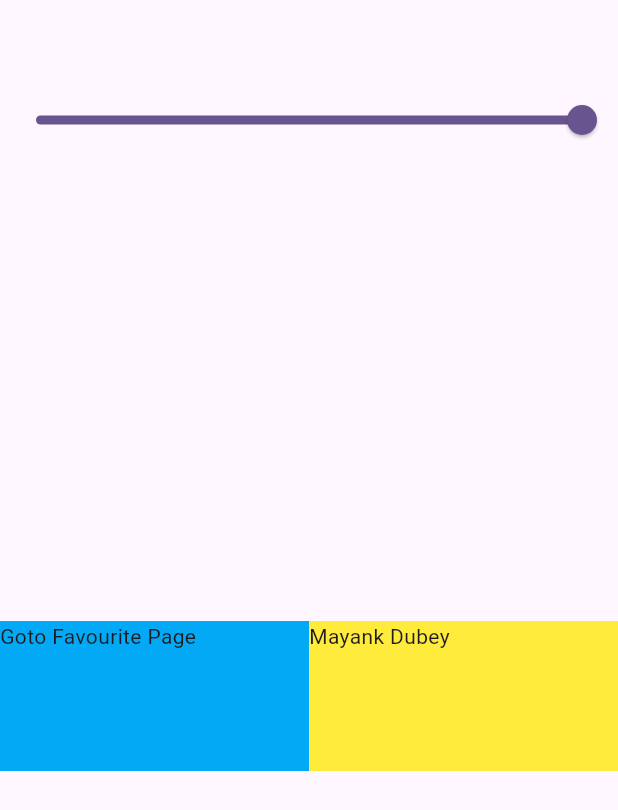
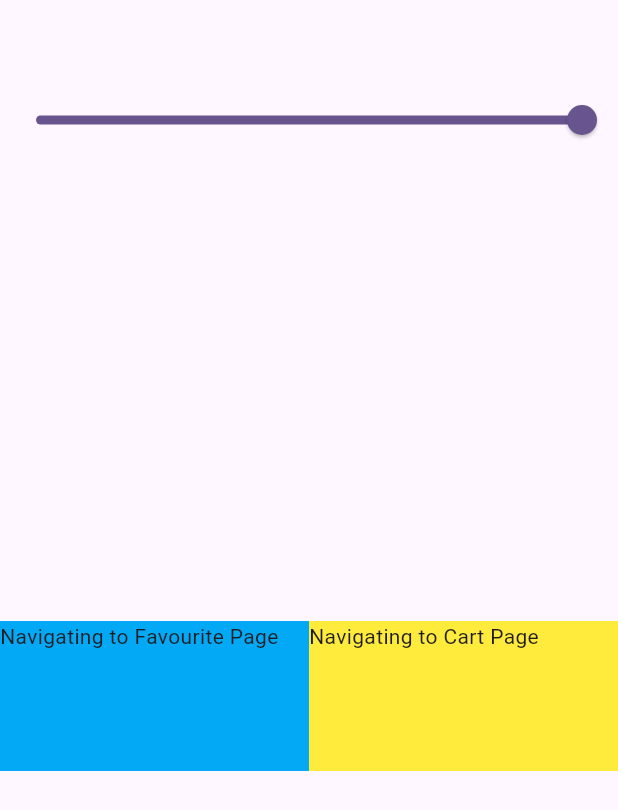
Before and after one commit to rai-ms/flutter_provider_practice, a Flutter app: the screen it shows after launch, on a phone screen of 412 x 824 dp. Shown: the top 810 px of the screen. Run offline on Flutter 3.47's test engine with Material 2 defaults, Android fonts, the phone set to English and light mode, and no system bars.

Commit message:
adding cart feature

```diff
--- a/lib/main.dart
+++ b/lib/main.dart
@@ -1,4 +1,3 @@
-import 'package:flutter/cupertino.dart';
 import 'package:flutter/material.dart';
 import 'package:flutter_provider/services/utils/navigate_route.dart';
 import 'package:flutter_provider/services/utils/route_name.dart';
--- a/lib/modules/homepage/views/homepage.dart
+++ b/lib/modules/homepage/views/homepage.dart
@@ -1,6 +1,7 @@
 import 'package:flutter/material.dart';
 import 'package:flutter_provider/components/custom_toast.dart';
 import 'package:flutter_provider/modules/homepage/provider/homepage_slider_provider.dart';
+import 'package:flutter_provider/services/text/apptext.dart';
 import 'package:flutter_provider/services/utils/route_name.dart';
 import 'package:provider/provider.dart';
 
@@ -13,13 +14,11 @@ class MyHomePage extends StatefulWidget {
   State<MyHomePage> createState() => _MyHomePageState();
 }
 
-class _MyHomePageState extends State<MyHomePage>
-{
+class _MyHomePageState extends State<MyHomePage> {
   double val = 1.0;
   @override
   Widget build(BuildContext context) {
-    print("Build Time print");
-    return  Scaffold(
+    return Scaffold(
       appBar: AppBar(
         title: Text(widget.title),
       ),
@@ -28,34 +27,43 @@ class _MyHomePageState extends State<MyHomePage>
           mainAxisAlignment: MainAxisAlignment.center,
           crossAxisAlignment: CrossAxisAlignment.center,
           children: [
-
-            Consumer<HomePageSliderProvider>(builder: (context, value, child){
-              return Slider(min: 0.0,max:1.0,value:value.value, onChanged: (values){
-                value.setValue(values);
-              });
+            Consumer<HomePageSliderProvider>(builder: (context, value, child) {
+              return Slider(
+                  min: 0.0,
+                  max: 1.0,
+                  value: value.value,
+                  onChanged: (values) {
+                    value.setValue(values);
+                  });
             }),
-            Consumer<HomePageSliderProvider>(builder: (context, value, child){
+            Consumer<HomePageSliderProvider>(builder: (context, value, child) {
               return Expanded(
                 child: Row(
                   children: [
                     Expanded(
                       child: InkWell(
-                        onTap:(){
-                          CustomToast(context: context, message: "Navigating to Favourite Page");
+                        onTap: () {
+                          CustomToast(
+                              context: context, message: AppText.navToFavPage);
                           Navigator.pushNamed(context, RouteName.favouritePage);
                         },
                         child: Container(
                           height: 100,
                           color: Colors.lightBlue.withOpacity(value.value),
-                          child: const Text("Goto Favourite Page"),
+                          child: const Text(AppText.navToFavPage),
                         ),
                       ),
                     ),
                     Expanded(
-                      child: Container(
-                        height: 100,
-                        color: Colors.yellow.withOpacity(value.value),
-                        child: const Text("Mayank Dubey"),
+                      child: InkWell(
+                        onTap: () {
+                          Navigator.pushNamed(context, RouteName.cartPage);
+                        },
+                        child: Container(
+                          height: 100,
+                          color: Colors.yellow.withOpacity(value.value),
+                          child: const Text(AppText.navToCartPage),
+                        ),
                       ),
                     ),
                   ],
--- /dev/null
+++ b/lib/services/text/apptext.dart
@@ -0,0 +1,6 @@
+class AppText {
+  static const String itemNo = "Item No ";
+  static const String item  = "Item ";
+  static const String navToFavPage  = "Navigating to Favourite Page";
+  static const String navToCartPage  = "Navigating to Cart Page";
+}
--- a/lib/services/utils/navigate_route.dart
+++ b/lib/services/utils/navigate_route.dart
@@ -1,4 +1,5 @@
 import 'package:flutter/material.dart';
+import 'package:flutter_provider/modules/cart/view/cartpage.dart';
 import 'package:flutter_provider/modules/favourite/views/favourite_page.dart';
 import 'package:flutter_provider/services/utils/route_name.dart';
 
@@ -14,6 +15,8 @@ class NavigateRoute
         return MaterialPageRoute(builder: (context) => MyHomePage(title: ""));
       case RouteName.favouritePage:
         return MaterialPageRoute(builder: (context) => FavouritePage());
+      case RouteName.cartPage:
+        return MaterialPageRoute(builder: (context) => const CartPage());
       default:
         return MaterialPageRoute(builder: (context)=> Scaffold(
           appBar: AppBar(),
--- a/lib/services/utils/route_name.dart
+++ b/lib/services/utils/route_name.dart
@@ -1,4 +1,5 @@
 class RouteName{
   static const String homepage = "/";
   static const String favouritePage = "/favouritePage";
+  static const String cartPage = "/cartPage";
 }
```
Also changed, not shown: lib/modules/cart/view/cartpage.dart (added, +46 -0 lines), lib/modules/favourite/provider/favourite_item_provider.dart (+20 -13 lines), lib/modules/favourite/views/favourite_page.dart (+12 -4 lines).
